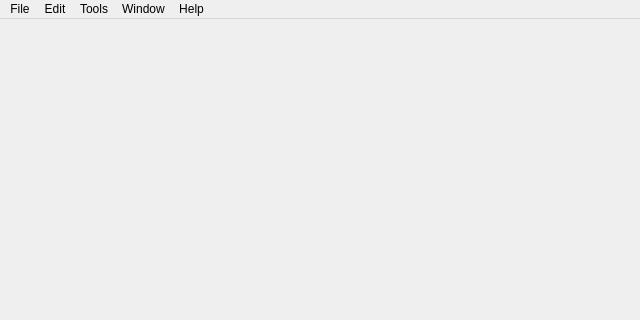
The window that src/core/lib/MainWindow/MainWindow.ui (OpenSpeedShop/gui) describes before a commit, drawn with Qt 5; both pictures show x 0 to 640 and y 0 to 320 of the 640 by 480 pixel window.
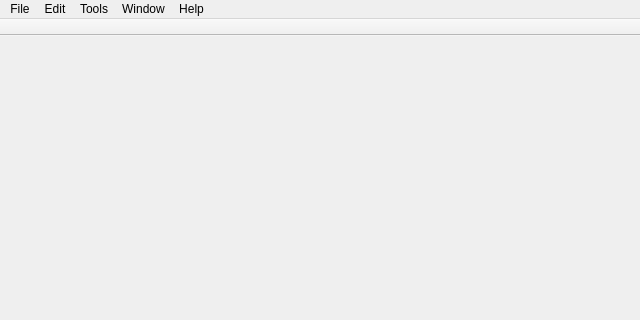
The same window after the commit. Icons and pictures are not drawn.

Commit message: Cleaned up icons; added Welcome page mock-up

Patch:
```diff
--- a/src/core/lib/MainWindow/MainWindow.ui
+++ b/src/core/lib/MainWindow/MainWindow.ui
@@ -19,14 +19,11 @@
   </property>
   <widget class="QWidget" name="centralwidget">
    <layout class="QVBoxLayout" name="centralLayout">
-    <property name="spacing">
-     <number>0</number>
-    </property>
     <property name="margin">
      <number>0</number>
     </property>
     <item>
-     <widget class="QWidget" name="placehoderWidget" native="true"/>
+     <widget class="QStackedWidget" name="stackedWidget"/>
     </item>
    </layout>
   </widget>
@@ -70,6 +67,32 @@
    <addaction name="menuWindow"/>
    <addaction name="menuHelp"/>
   </widget>
+  <widget class="QToolBar" name="toolbar">
+   <property name="movable">
+    <bool>false</bool>
+   </property>
+   <property name="allowedAreas">
+    <set>Qt::LeftToolBarArea</set>
+   </property>
+   <property name="iconSize">
+    <size>
+     <width>32</width>
+     <height>32</height>
+    </size>
+   </property>
+   <property name="toolButtonStyle">
+    <enum>Qt::ToolButtonTextUnderIcon</enum>
+   </property>
+   <property name="floatable">
+    <bool>false</bool>
+   </property>
+   <attribute name="toolBarArea">
+    <enum>TopToolBarArea</enum>
+   </attribute>
+   <attribute name="toolBarBreak">
+    <bool>false</bool>
+   </attribute>
+  </widget>
   <widget class="QStatusBar" name="statusbar"/>
  </widget>
  <resources>
```
Left out of the diff: 2 changed lines with no effect on the pictures. The commit also changes 67 other files.
